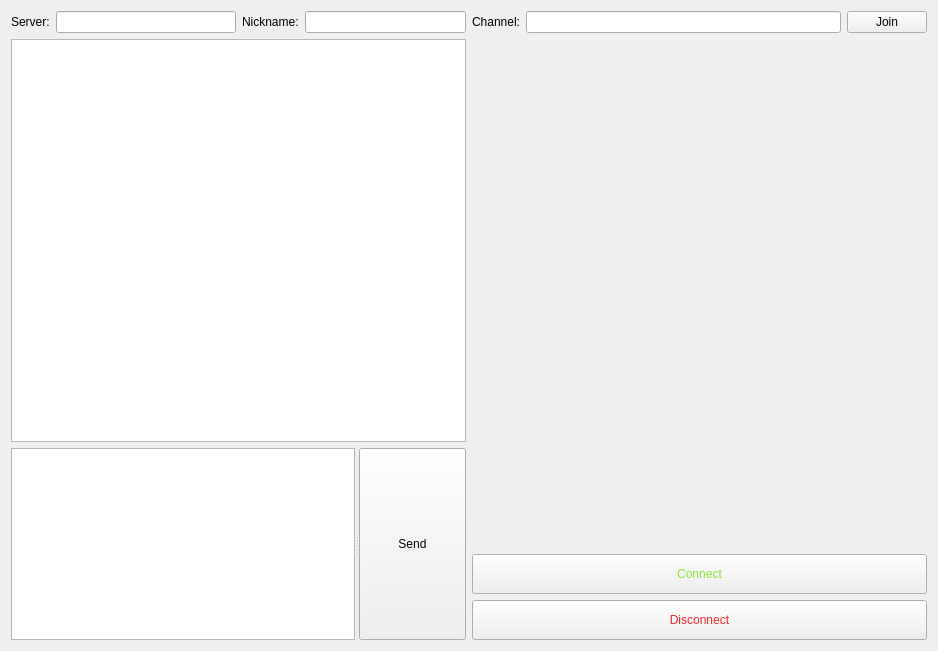
Above: Chat_Client/mainwindow.ui from benliepert/networks-project before the change. Below: the same form after it.
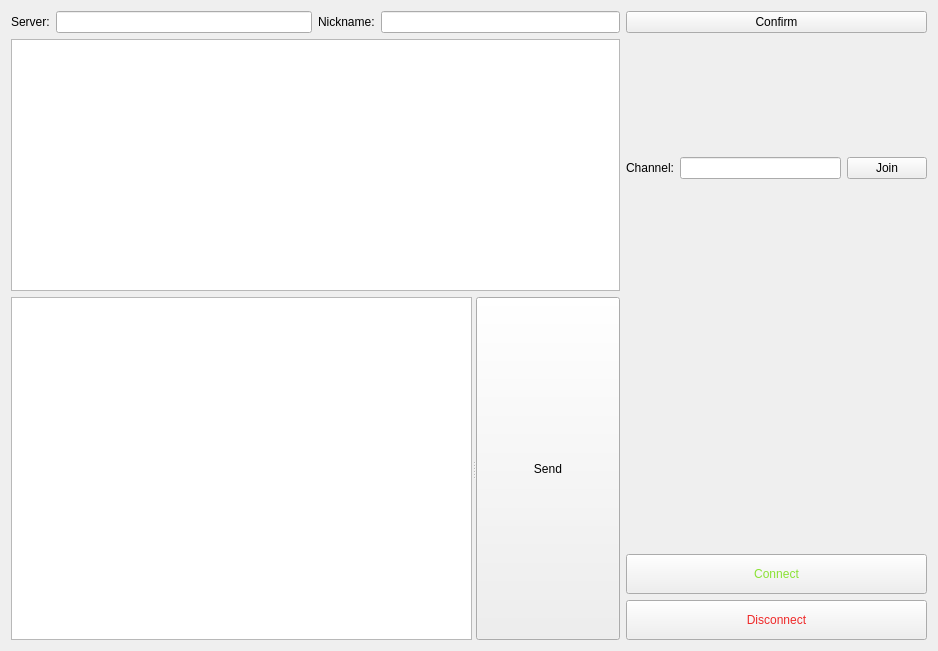
That is the form after the change.

```diff
--- a/Chat_Client/mainwindow.ui
+++ b/Chat_Client/mainwindow.ui
@@ -14,25 +14,8 @@
    <string>I bought an '83 cutlass for the weekend</string>
   </property>
   <widget class="QWidget" name="centralWidget">
-   <layout class="QHBoxLayout" name="horizontalLayout_5">
-    <item>
      <layout class="QGridLayout" name="gridLayout">
-      <item row="2" column="0">
-       <widget class="QSplitter" name="splitter">
-        <property name="orientation">
-         <enum>Qt::Horizontal</enum>
-        </property>
-        <widget class="QTextEdit" name="te_send"/>
-        <widget class="QPushButton" name="pb_send">
-         <property name="text">
-          <string>Send</string>
-         </property>
-        </widget>
-       </widget>
-      </item>
       <item row="0" column="0">
-       <layout class="QHBoxLayout" name="horizontalLayout_4">
-        <item>
          <layout class="QHBoxLayout" name="horizontalLayout_3">
           <item>
            <widget class="QLabel" name="label_4">
@@ -46,7 +29,7 @@
           </item>
          </layout>
         </item>
-        <item>
+    <item row="0" column="1">
          <layout class="QHBoxLayout" name="horizontalLayout_2">
           <item>
            <widget class="QLabel" name="label">
@@ -60,16 +43,17 @@
           </item>
          </layout>
         </item>
-       </layout>
-      </item>
-      <item row="1" column="0">
+    <item row="0" column="2">
+     <widget class="QPushButton" name="pb_nickname">
+      <property name="text">
+       <string>Confirm</string>
+      </property>
+     </widget>
+    </item>
+    <item row="1" column="0" colspan="2">
        <widget class="QTextBrowser" name="tb_chat"/>
       </item>
-     </layout>
-    </item>
-    <item>
-     <layout class="QVBoxLayout" name="verticalLayout">
-      <item>
+    <item row="1" column="2" rowspan="2">
        <layout class="QHBoxLayout" name="horizontalLayout">
         <item>
          <widget class="QLabel" name="label_2">
@@ -90,7 +74,20 @@
         </item>
        </layout>
       </item>
-      <item>
+    <item row="2" column="0" rowspan="4" colspan="2">
+     <widget class="QSplitter" name="splitter">
+      <property name="orientation">
+       <enum>Qt::Horizontal</enum>
+      </property>
+      <widget class="QTextEdit" name="te_send"/>
+      <widget class="QPushButton" name="pb_send">
+       <property name="text">
+        <string>Send</string>
+       </property>
+      </widget>
+     </widget>
+    </item>
+    <item row="3" column="2">
        <spacer name="verticalSpacer">
         <property name="orientation">
          <enum>Qt::Vertical</enum>
@@ -98,12 +95,12 @@
         <property name="sizeHint" stdset="0">
          <size>
           <width>20</width>
-          <height>40</height>
+        <height>239</height>
          </size>
         </property>
        </spacer>
       </item>
-      <item>
+    <item row="4" column="2">
        <widget class="QPushButton" name="pb_connect">
         <property name="minimumSize">
          <size>
@@ -120,7 +117,7 @@
         </property>
        </widget>
       </item>
-      <item>
+    <item row="5" column="2">
        <widget class="QPushButton" name="pb_disconnect">
         <property name="minimumSize">
          <size>
@@ -136,8 +133,6 @@
          <string>Disconnect</string>
         </property>
        </widget>
-      </item>
-     </layout>
     </item>
    </layout>
   </widget>
```
Lines whose indentation alone changed are shown as unchanged.
